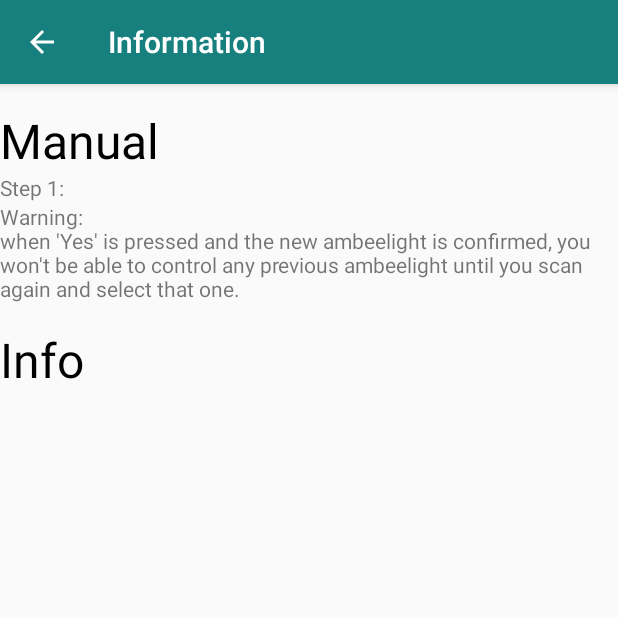
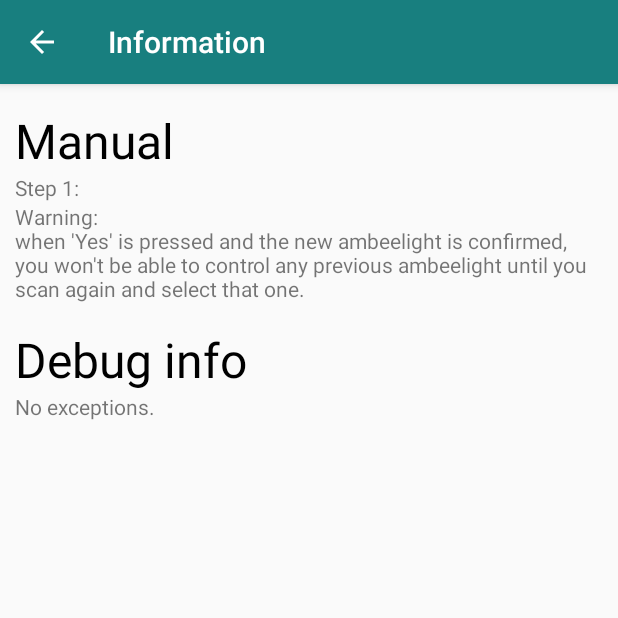
Before and after one commit to Bdenouden/AmBeeLight, an Android app: the infoActivity screen opened directly, with no data from a screen before it, on a phone screen of 412 x 824 dp, the top half of it. Run offline under Robolectric (Android 15) with nearby library versions, the phone set to English and light mode, and no system bars.

Commit message:
timeout and debug messages updated

```diff
--- a/app/src/main/java/com/example/bramd/ambeelight/infoActivity.java
+++ b/app/src/main/java/com/example/bramd/ambeelight/infoActivity.java
@@ -1,16 +1,26 @@
 package com.example.bramd.ambeelight;
 
+import android.content.SharedPreferences;
+import android.preference.PreferenceManager;
 import android.support.v7.app.ActionBar;
 import android.support.v7.app.AppCompatActivity;
 import android.os.Bundle;
+import android.widget.TextView;
 
 public class infoActivity extends AppCompatActivity {
+
+    private TextView errorField;
 
     @Override
     protected void onCreate(Bundle savedInstanceState) {
         super.onCreate(savedInstanceState);
         setupActionBar();
         setContentView(R.layout.activity_info);
+        errorField = findViewById(R.id.info_last_error_field);
+
+        SharedPreferences prefs = PreferenceManager.getDefaultSharedPreferences(this);
+
+        errorField.setText(prefs.getString("info_last_exception", "No exceptions."));
     }
 
     private void setupActionBar() {
--- a/app/src/main/res/layout/activity_info.xml
+++ b/app/src/main/res/layout/activity_info.xml
@@ -5,7 +5,9 @@
     android:layout_height="match_parent"
     tools:context=".infoActivity"
     android:orientation="vertical"
-    tools:ignore="HardcodedText">
+    tools:ignore="HardcodedText"
+    android:paddingLeft="10dp"
+    android:paddingRight="10dp">
     <!--remove hardcoded text if string resources are used instead-->
 
     <TextView
@@ -30,11 +32,17 @@
     <TextView
         android:layout_width="match_parent"
         android:layout_height="wrap_content"
-        android:text="Info"
+        android:text="Debug info"
         android:layout_marginTop="16dp"
         android:textSize="32sp"
         android:textColor="#000000"
         tools:layout_editor_absoluteX="30dp"
         tools:layout_editor_absoluteY="13dp" />
 
+    <TextView
+        android:id="@+id/info_last_error_field"
+        android:layout_width="match_parent"
+        android:layout_height="165dp"
+        android:text="TextView" />
+
 </LinearLayout>
```
Also changed, not shown: app/src/main/java/com/example/bramd/ambeelight/RGBcontrol.java (+28 -15 lines).
